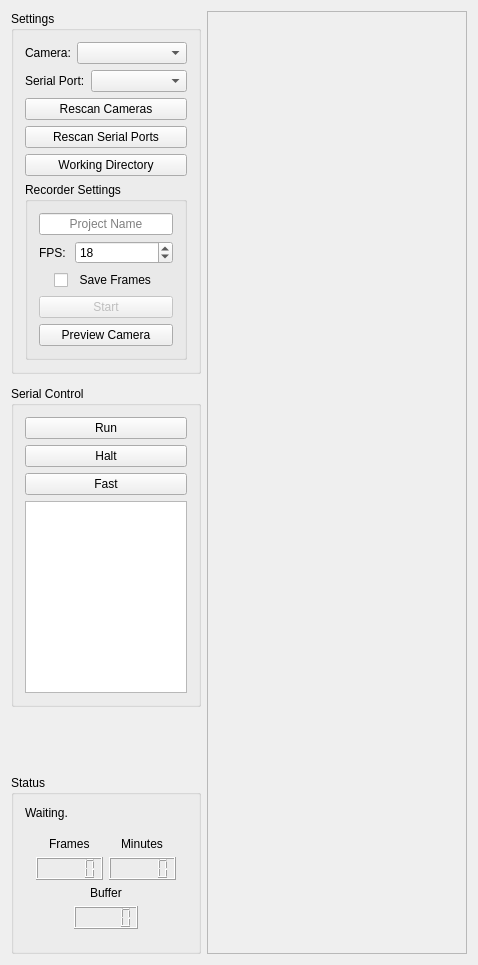
Before: the Qt Designer form src/forms/mainwindow.ui in vale981/Taevitas, drawn with Qt 5.
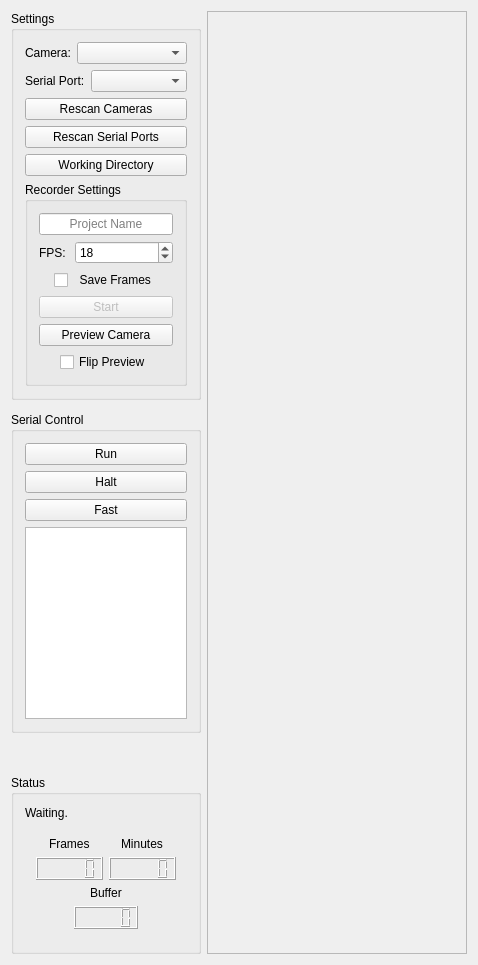
After: the same form once the commit is applied.

```diff
--- a/src/forms/mainwindow.ui
+++ b/src/forms/mainwindow.ui
@@ -229,6 +229,13 @@
             </property>
            </widget>
           </item>
+          <item alignment="Qt::AlignHCenter">
+           <widget class="QCheckBox" name="flipPreview">
+            <property name="text">
+             <string>Flip Preview</string>
+            </property>
+           </widget>
+          </item>
          </layout>
         </widget>
        </item>
```
